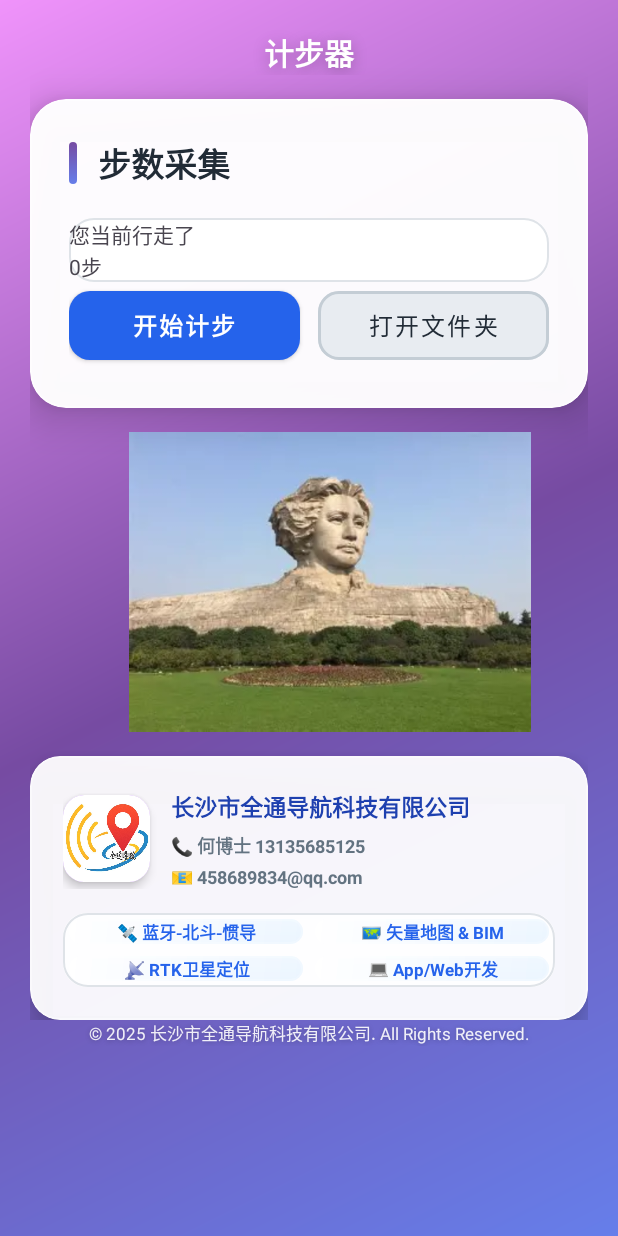
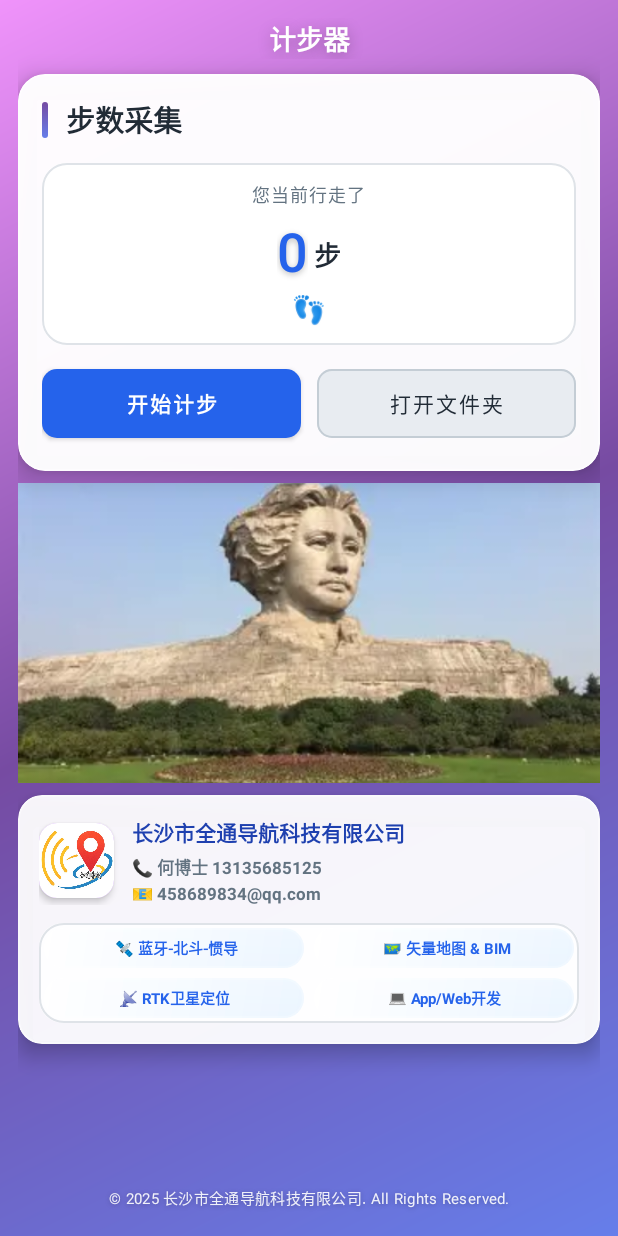
Before and after one commit to We1ii/pedometer, an Android app: the screen it shows after launch (MainActivity), on a phone screen of 412 x 824 dp. Run offline under Robolectric (Android 15) with nearby library versions, the phone set to English and light mode, and no system bars.

Commit message:
界面完成

```diff
--- a/app/src/main/res/layout/activity_main.xml
+++ b/app/src/main/res/layout/activity_main.xml
@@ -12,19 +12,20 @@
         android:layout_width="match_parent"
         android:layout_height="match_parent"
         android:orientation="vertical"
-        android:padding="20dp"
+        android:padding="12dp"
         tools:layout_editor_absoluteX="0dp"
-        tools:layout_editor_absoluteY="0dp">>
+        tools:layout_editor_absoluteY="0dp">
 
         <LinearLayout
             android:layout_width="match_parent"
-            android:layout_height="wrap_content"
+            android:layout_height="0dp"
+            android:layout_weight="1"
             android:orientation="vertical">
 
             <TextView
                 android:layout_width="match_parent"
                 android:layout_height="wrap_content"
-                android:layout_marginBottom="16dp"
+                android:layout_marginBottom="10dp"
                 android:gravity="center"
                 android:shadowColor="#40000000"
                 android:shadowDx="0"
@@ -32,16 +33,16 @@
                 android:shadowRadius="12"
                 android:text="计步器"
                 android:textColor="@color/white"
-                android:textSize="20sp"
+                android:textSize="18sp"
                 android:textStyle="bold" />
 
             <com.google.android.material.card.MaterialCardView
                 android:layout_width="match_parent"
-                android:layout_height="match_parent"
-                android:layout_marginBottom="16dp"
+                android:layout_height="wrap_content"
+                android:layout_marginBottom="8dp"
                 app:cardBackgroundColor="#F7FFFFFF"
-                app:cardCornerRadius="24dp"
-                app:cardElevation="16dp"
+                app:cardCornerRadius="18dp"
+                app:cardElevation="10dp"
                 app:strokeColor="#60FFFFFF"
                 app:strokeWidth="1dp">
 
@@ -49,20 +50,20 @@
                     android:layout_width="match_parent"
                     android:layout_height="wrap_content"
                     android:orientation="vertical"
-                    android:padding="26dp">
+                    android:padding="16dp">
 
                     <!-- 卡片标题 - 带竖条装饰 -->
                     <LinearLayout
                         android:layout_width="match_parent"
                         android:layout_height="wrap_content"
-                        android:layout_marginBottom="20dp"
+                        android:layout_marginBottom="14dp"
                         android:gravity="center_vertical"
                         android:orientation="horizontal">
 
                         <View
-                            android:layout_width="5dp"
-                            android:layout_height="28dp"
-                            android:layout_marginEnd="14dp"
+                            android:layout_width="4dp"
+                            android:layout_height="24dp"
+                            android:layout_marginEnd="12dp"
                             android:background="@drawable/title_bar_blue" />
 
                         <TextView
@@ -70,44 +71,79 @@
                             android:layout_height="wrap_content"
                             android:text="步数采集"
                             android:textColor="@color/app_text_primary"
-                            android:textSize="22sp"
+                            android:textSize="19sp"
                             android:textStyle="bold" />
                     </LinearLayout>
 
+                    <!-- 步数显示区域 - 美化版 -->
                     <LinearLayout
                         android:layout_width="match_parent"
-                        android:layout_height="match_parent"
+                        android:layout_height="wrap_content"
+                        android:background="@drawable/input_modern"
+                        android:gravity="center"
                         android:orientation="vertical"
-                        android:background="@drawable/input_modern">
+                        android:paddingTop="12dp"
+                        android:paddingBottom="12dp"
+                        android:paddingStart="12dp"
+                        android:paddingEnd="12dp">
 
+                        <!-- 顶部提示文字 -->
+                        <TextView
+                            android:layout_width="wrap_content"
+                            android:layout_height="wrap_content"
+                            android:layout_marginBottom="4dp"
+                            android:letterSpacing="0.05"
+                            android:text="您当前行走了"
+                            android:textColor="@color/app_text_secondary"
+                            android:textSize="12sp" />
 
+                        <!-- 步数显示 - 突出显示 -->
                         <LinearLayout
-                            android:layout_width="match_parent"
-                            android:layout_height="match_parent"
-                            android:orientation="vertical">
+                            android:layout_width="wrap_content"
+                            android:layout_height="wrap_content"
+                            android:gravity="center"
+                            android:orientation="horizontal">
 
                             <TextView
-                                android:layout_width="match_parent"
+                                android:id="@+id/tv_step_count"
+                                android:layout_width="wrap_content"
                                 android:layout_height="wrap_content"
-                                android:text="您当前行走了"></TextView>
+                                android:fontFamily="sans-serif-light"
+                                android:shadowColor="#40000000"
+                                android:shadowDx="0"
+                                android:shadowDy="2"
+                                android:shadowRadius="5"
+                                android:text="0"
+                                android:textColor="@color/modern_blue_500"
+                                android:textSize="36sp"
+                                android:textStyle="bold" />
+
+                            <TextView
+                                android:layout_width="wrap_content"
+                                android:layout_height="wrap_content"
+                                android:layout_gravity="bottom"
+                                android:layout_marginStart="4dp"
+                                android:layout_marginBottom="4dp"
+                                android:text="步"
+                                android:textColor="@color/app_text_primary"
+                                android:textSize="18sp"
+                                android:textStyle="bold" />
                         </LinearLayout>
 
-                        <LinearLayout
-                            android:layout_width="match_parent"
-                            android:layout_height="match_parent"
-                            android:orientation="vertical">
-
-                            <TextView
-                                android:layout_width="match_parent"
-                                android:layout_height="wrap_content"
-                                android:text="0步"></TextView>
-                        </LinearLayout>
+                        <!-- 步行图标装饰 -->
+                        <TextView
+                            android:layout_width="wrap_content"
+                            android:layout_height="wrap_content"
+                            android:layout_marginTop="2dp"
+                            android:text="👣"
+                            android:textSize="18sp" />
                     </LinearLayout>
 
                     <!-- 按钮行 -->
                     <LinearLayout
                         android:layout_width="match_parent"
                         android:layout_height="wrap_content"
+                        android:layout_marginTop="10dp"
                         android:orientation="horizontal"
                         android:weightSum="2">
 
@@ -116,30 +152,30 @@
                             style="@style/Widget.MaterialComponents.Button"
                             android:layout_width="0dp"
                             android:layout_height="58dp"
-                            android:layout_marginEnd="6dp"
+                            android:layout_marginEnd="5dp"
                             android:layout_weight="1"
                             android:text="开始计步"
                             android:textColor="@color/app_white"
-                            android:textSize="16sp"
+                            android:textSize="14sp"
                             android:textStyle="bold"
                             app:backgroundTint="@color/modern_blue_500"
-                            app:cornerRadius="14dp"
-                            app:elevation="4dp" />
+                            app:cornerRadius="10dp"
+                            app:elevation="3dp" />
 
                         <com.google.android.material.button.MaterialButton
                             android:id="@+id/btn_open_folder"
                             style="@style/Widget.MaterialComponents.Button.OutlinedButton"
                             android:layout_width="0dp"
                             android:layout_height="58dp"
-                            android:layout_marginStart="6dp"
+                            android:layout_marginStart="5dp"
                             android:layout_weight="1"
                             android:text="打开文件夹"
                             android:textColor="@color/app_text_primary"
-                            android:textSize="16sp"
+                            android:textSize="14sp"
                             app:backgroundTint="@color/app_gray_light"
-                            app:cornerRadius="14dp"
+                            app:cornerRadius="10dp"
                             app:strokeColor="@color/app_gray_medium"
-                            app:strokeWidth="2dp" />
+                            app:strokeWidth="1.5dp" />
                     </LinearLayout>
                 </LinearLayout>
 
@@ -147,18 +183,19 @@
 
             <ImageView
                 android:id="@+id/imageView"
-                android:layout_width="400dp"
+                android:layout_width="match_parent"
                 android:layout_height="200dp"
-                android:layout_marginBottom="16dp"
+                android:layout_marginBottom="8dp"
+                android:scaleType="centerCrop"
                 app:srcCompat="@drawable/juzizhou" />
 
             <com.google.android.material.card.MaterialCardView
                 android:layout_width="match_parent"
-                android:layout_height="match_parent"
+                android:layout_height="wrap_content"
                 android:layout_marginBottom="0dp"
                 app:cardBackgroundColor="#F0FFFFFF"
-                app:cardCornerRadius="20dp"
-                app:cardElevation="12dp"
+                app:cardCornerRadius="16dp"
+                app:cardElevation="8dp"
                 app:strokeColor="#60FFFFFF"
                 app:strokeWidth="1dp">
 
@@ -166,22 +203,22 @@
                     android:layout_width="match_parent"
                     android:layout_height="wrap_content"
                     android:orientation="vertical"
-                    android:padding="22dp">
+                    android:padding="14dp">
 
                     <!-- 公司Logo和名称 -->
                     <LinearLayout
                         android:layout_width="match_parent"
                         android:layout_height="wrap_content"
-                        android:layout_marginBottom="16dp"
+                        android:layout_marginBottom="12dp"
                         android:gravity="center_vertical"
                         android:orientation="horizontal">
 
                         <com.google.android.material.card.MaterialCardView
-                            android:layout_width="58dp"
-                            android:layout_height="58dp"
+                            android:layout_width="50dp"
+                            android:layout_height="50dp"
                             app:cardBackgroundColor="@color/modern_purple_400"
-                            app:cardCornerRadius="14dp"
-                            app:cardElevation="4dp"
+                            app:cardCornerRadius="12dp"
+                            app:cardElevation="3dp"
                             app:strokeWidth="0dp">
 
                             <ImageView
@@ -196,27 +233,27 @@
                         <LinearLayout
                             android:layout_width="0dp"
                             android:layout_height="wrap_content"
-                            android:layout_marginStart="14dp"
+                            android:layout_marginStart="12dp"
                             android:layout_weight="1"
                             android:orientation="vertical">
 
                             <TextView
                                 android:layout_width="wrap_content"
                                 android:layout_height="wrap_content"
-                                android:layout_marginBottom="5dp"
-                                android:lineSpacingMultiplier="1.3"
+                                android:layout_marginBottom="4dp"
+                                android:lineSpacingMultiplier="1.2"
                                 android:text="长沙市全通导航科技有限公司"
                                 android:textColor="@color/primary_dark"
-                                android:textSize="15sp"
+                                android:textSize="14sp"
                                 android:textStyle="bold" />
 
                             <TextView
                                 android:layout_width="wrap_content"
                                 android:layout_height="wrap_content"
-                                android:layout_marginBottom="3dp"
+                                android:layout_marginBottom="2dp"
                                 android:text="📞 何博士 13135685125"
                                 android:textColor="@color/app_text_secondary"
-                                android:textSize="12sp"
+                                android:textSize="11sp"
                                 android:textStyle="bold" />
 
                             <TextView
@@ -224,7 +261,7 @@
                                 android:layout_height="wrap_content"
                                 android:text="📧 458689834@qq.com"
                                 android:textColor="@color/app_text_secondary"
-                                android:textSize="12sp"
+                                android:textSize="11sp"
                                 android:textStyle="bold" />
 
                         </LinearLayout>
@@ -243,49 +280,56 @@
                             android:layout_width="0dp"
                             android:layout_height="wrap_content"
                             android:layout_columnWeight="1"
-                            android:layout_margin="4dp"
+                            android:layout_margin="3dp"
                             android:background="@drawable/card_glass_blue"
                             android:gravity="center"
-
-                            android:text="🛰️ 蓝牙-北斗-惯导"
+                            android:paddingTop="6dp"
+                            android:paddingBottom="6dp"
+                            android:text=" 🛰️ 蓝牙-北斗-惯导"
                             android:textColor="@color/modern_blue_500"
-                            android:textSize="11sp"
+                            android:textSize="10sp"
                             android:textStyle="bold" />
 
                         <TextView
                             android:layout_width="0dp"
                             android:layout_height="wrap_content"
                             android:layout_columnWeight="1"
-                            android:layout_margin="4dp"
+                            android:layout_margin="3dp"
                             android:background="@drawable/card_glass_blue"
                             android:gravity="center"
-                            android:text="🗺️ 矢量地图 &amp; BIM"
+                            android:paddingTop="6dp"
+                            android:paddingBottom="6dp"
+                            android:text=" 🗺️ 矢量地图 &amp; BIM"
                             android:textColor="@color/modern_blue_500"
-                            android:textSize="11sp"
+                            android:textSize="10sp"
                             android:textStyle="bold" />
 
                         <TextView
                             android:layout_width="0dp"
                             android:layout_height="wrap_content"
                             android:layout_columnWeight="1"
-                            android:layout_margin="4dp"
+                            android:layout_margin="3dp"
                             android:background="@drawable/card_glass_blue"
                             android:gravity="center"
+                            android:paddingTop="6dp"
+                            android:paddingBottom="6dp"
                             android:text="📡 RTK卫星定位"
                             android:textColor="@color/modern_blue_500"
-                            android:textSize="11sp"
+                            android:textSize="10sp"
                             android:textStyle="bold" />
 
                         <TextView
                             android:layout_width="0dp"
                             android:layout_height="wrap_content"
                             android:layout_columnWeight="1"
-                            android:layout_margin="4dp"
+                            android:layout_margin="3dp"
                             android:background="@drawable/card_glass_blue"
                             android:gravity="center"
+                            android:paddingTop="6dp"
+                            android:paddingBottom="6dp"
                             android:text="💻 App/Web开发"
                             android:textColor="@color/modern_blue_500"
-                            android:textSize="11sp"
+                            android:textSize="10sp"
                             android:textStyle="bold" />
                     </GridLayout>
 
@@ -293,23 +337,25 @@
 
             </com.google.android.material.card.MaterialCardView>
 
-
-
         </LinearLayout>
 
+        <!-- 版权信息 - 始终位于底部 -->
         <TextView
             android:id="@+id/tv_bottom"
             android:layout_width="match_parent"
             android:layout_height="wrap_content"
             android:background="@android:color/transparent"
-            android:gravity="bottom|center"
+            android:gravity="center"
+            android:paddingTop="10dp"
+            android:paddingBottom="6dp"
             android:shadowColor="#40000000"
             android:shadowDx="0"
             android:shadowDy="1"
             android:shadowRadius="4"
             android:text="© 2025 长沙市全通导航科技有限公司. All Rights Reserved."
             android:textColor="#E6FFFFFF"
-            android:textSize="11sp" />
+            android:textSize="10sp"
+            android:letterSpacing="0.02" />
     </LinearLayout>
 
 
```
Also changed, not shown: app/build.gradle (+7 -1 lines).
